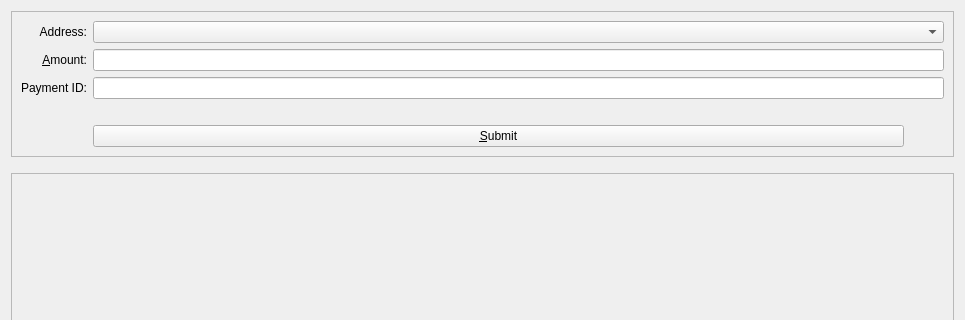
Above: src/qt/forms/receivecoinsdialog.ui from TheArcadiaGroup/DAPS before the change; both pictures show x 0 to 965 and y 0 to 320 of the 965 by 708 pixel window. Below: the same form after it.
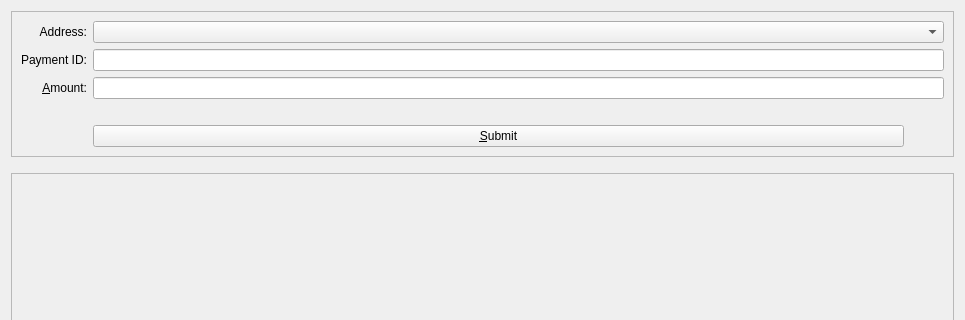
That is the form after the change. Icons and pictures are not drawn. Custom widgets are drawn as their Qt base class.

Commit message: DAPS-538 fix the difference between send and receive

Diff of the .ui file:
```diff
--- a/src/qt/forms/receivecoinsdialog.ui
+++ b/src/qt/forms/receivecoinsdialog.ui
@@ -31,22 +31,6 @@
      <layout class="QVBoxLayout" name="verticalLayout_3">
       <item>
        <layout class="QGridLayout" name="gridLayout">
-        <item row="5" column="0">
-         <widget class="QLabel" name="label_3">
-          <property name="toolTip">
-           <string>An optional message to attach to the payment request, which will be displayed when the request is opened. Note: The message will not be sent with the payment over the DAPScoin network.</string>
-          </property>
-          <property name="text">
-           <string>Payment ID:</string>
-          </property>
-          <property name="alignment">
-           <set>Qt::AlignRight|Qt::AlignTrailing|Qt::AlignVCenter</set>
-          </property>
-          <property name="buddy">
-           <cstring>reqID</cstring>
-          </property>
-         </widget>
-        </item>
         <item row="3" column="0">
          <widget class="QLabel" name="label_2">
           <property name="toolTip">
@@ -60,20 +44,7 @@
           </property>
          </widget>
         </item>
-        <item row="4" column="1">
-         <widget class="BitcoinAmountField" name="reqAmount">
-          <property name="minimumSize">
-           <size>
-            <width>80</width>
-            <height>0</height>
-           </size>
-          </property>
-          <property name="toolTip">
-           <string>An optional amount to request. Leave this empty or zero to not request a specific amount.</string>
-          </property>
-         </widget>
-        </item>
-        <item row="6" column="0">
+        <item row="7" column="0">
          <widget class="QLabel" name="label_4">
           <property name="text">
            <string/>
@@ -83,7 +54,26 @@
           </property>
          </widget>
         </item>
-        <item row="7" column="1">
+        <item row="3" column="1">
+         <widget class="QComboBox" name="reqAddress"/>
+        </item>
+        <item row="6" column="0">
+         <widget class="QLabel" name="label">
+          <property name="toolTip">
+           <string>An optional amount to request. Leave this empty or zero to not request a specific amount.</string>
+          </property>
+          <property name="text">
+           <string>&amp;Amount:</string>
+          </property>
+          <property name="alignment">
+           <set>Qt::AlignRight|Qt::AlignTrailing|Qt::AlignVCenter</set>
+          </property>
+          <property name="buddy">
+           <cstring>reqAmount</cstring>
+          </property>
+         </widget>
+        </item>
+        <item row="8" column="1">
          <layout class="QHBoxLayout" name="horizontalLayout">
           <item>
            <widget class="QPushButton" name="receiveButton">
@@ -128,12 +118,12 @@
          </widget>
         </item>
         <item row="4" column="0">
-         <widget class="QLabel" name="label">
+         <widget class="QLabel" name="label_3">
           <property name="toolTip">
            <string>An optional amount to request. Leave this empty or zero to not request a specific amount.</string>
           </property>
           <property name="text">
-           <string>&amp;Amount:</string>
+           <string>Payment ID:</string>
           </property>
           <property name="alignment">
            <set>Qt::AlignRight|Qt::AlignTrailing|Qt::AlignVCenter</set>
@@ -143,15 +133,25 @@
           </property>
          </widget>
         </item>
-        <item row="5" column="1">
+        <item row="4" column="1">
          <widget class="QLineEdit" name="reqID">
           <property name="toolTip">
            <string>An optional message to attach to the payment request, which will be displayed when the request is opened.&lt;br&gt;Note: The message will not be sent with the payment over the DAPScoin network.</string>
           </property>
          </widget>
         </item>
-        <item row="3" column="1">
-         <widget class="QComboBox" name="reqAddress"/>
+        <item row="6" column="1">
+         <widget class="BitcoinAmountField" name="reqAmount">
+          <property name="minimumSize">
+           <size>
+            <width>80</width>
+            <height>0</height>
+           </size>
+          </property>
+          <property name="toolTip">
+           <string>An optional amount to request. Leave this empty or zero to not request a specific amount.</string>
+          </property>
+         </widget>
         </item>
        </layout>
       </item>
```
Left out of the diff: 11 changed lines with no effect on the pictures.
